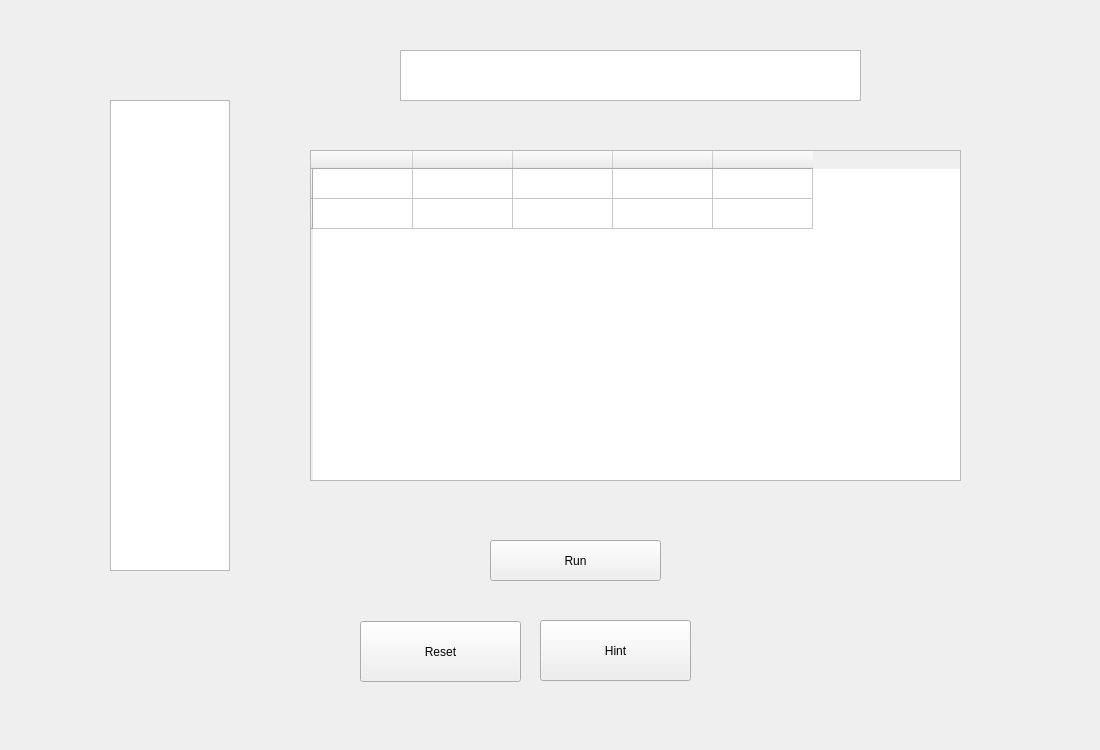
Old version of the form ui/puzzle_window.ui in the repository Uravakonda/quantum-puzzle.
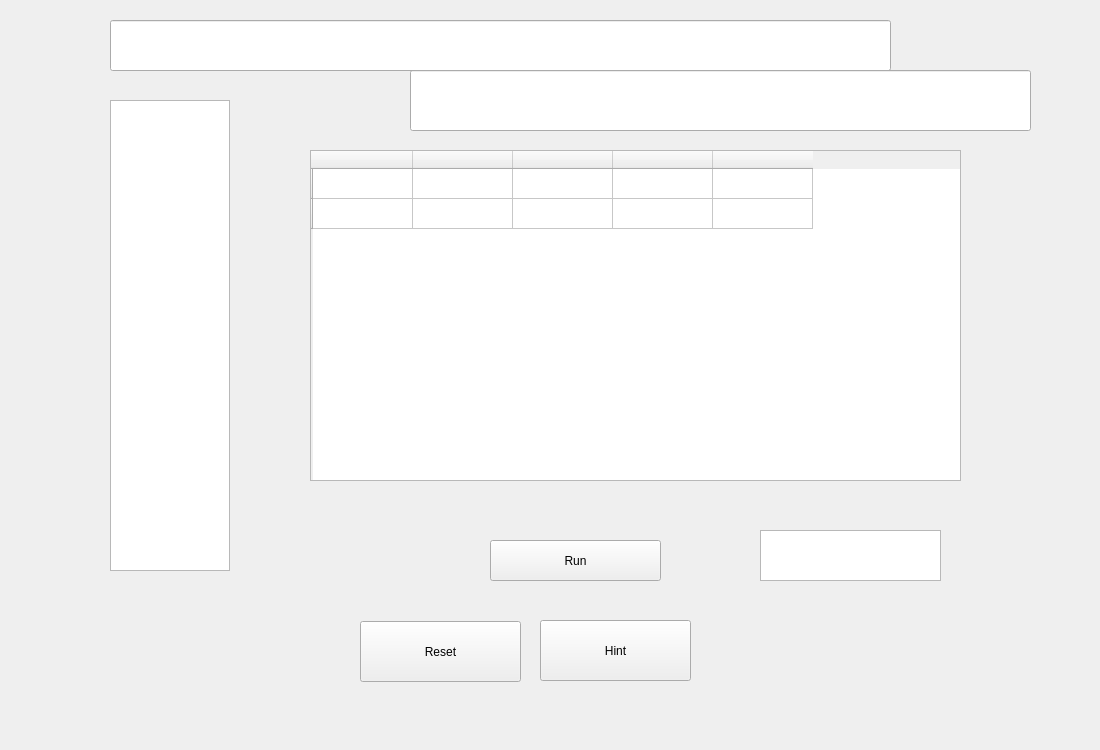
New version of the form.

Commit message: Written code for first phase of application including all the puzzles. GUI is still basic. First prototype fo application works.

Diff of the .ui file:
```diff
--- a/ui/puzzle_window.ui
+++ b/ui/puzzle_window.ui
@@ -111,9 +111,9 @@
    <widget class="QTextEdit" name="resultTextEdit">
     <property name="geometry">
      <rect>
-      <x>400</x>
-      <y>50</y>
-      <width>461</width>
+      <x>760</x>
+      <y>530</y>
+      <width>181</width>
       <height>51</height>
      </rect>
     </property>
@@ -131,6 +131,32 @@
 &lt;p style=&quot;-qt-paragraph-type:empty; margin-top:0px; margin-bottom:0px; margin-left:0px; margin-right:0px; -qt-block-indent:0; text-indent:0px;&quot;&gt;&lt;br /&gt;&lt;/p&gt;&lt;/body&gt;&lt;/html&gt;</string>
     </property>
    </widget>
+   <widget class="QLineEdit" name="questionLineEdit">
+    <property name="geometry">
+     <rect>
+      <x>110</x>
+      <y>20</y>
+      <width>781</width>
+      <height>51</height>
+     </rect>
+    </property>
+    <property name="readOnly">
+     <bool>true</bool>
+    </property>
+   </widget>
+   <widget class="QLineEdit" name="circuitLineEdit">
+    <property name="geometry">
+     <rect>
+      <x>410</x>
+      <y>70</y>
+      <width>621</width>
+      <height>61</height>
+     </rect>
+    </property>
+    <property name="readOnly">
+     <bool>true</bool>
+    </property>
+   </widget>
   </widget>
  </widget>
  <resources/>
```
Left out of the diff: 4 changed lines with no effect on the pictures. The commit also changes 8 other files.
